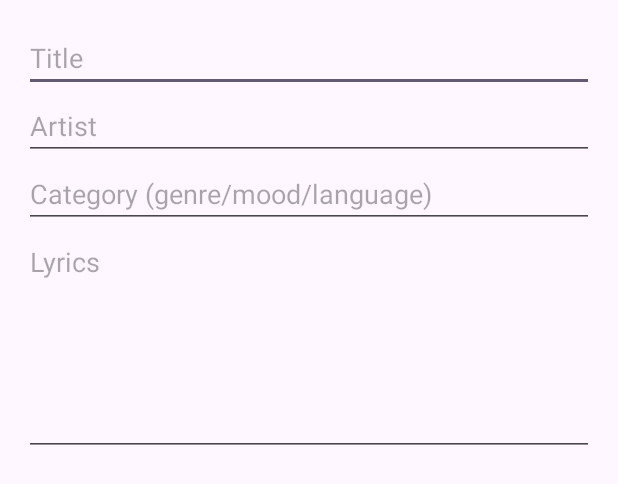
After one commit to RustyAlgorithm44/LyricsApp, an Android app: the layout dialog_add_song.xml on its own in the app's theme, with its tools: preview values and no code run, on a phone screen of 412 x 824 dp. The commit adds this screen. Shown: the top 484 px of the screen. Run offline under Robolectric (Android 15) with nearby library versions, the phone set to English and light mode, and no system bars.

```diff
--- /dev/null
+++ b/app/src/main/res/layout/dialog_add_song.xml
@@ -0,0 +1,39 @@
+<?xml version="1.0" encoding="utf-8"?>
+<ScrollView xmlns:android="http://schemas.android.com/apk/res/android"
+    android:layout_width="match_parent"
+    android:layout_height="wrap_content">
+
+    <LinearLayout
+        android:layout_width="match_parent"
+        android:layout_height="wrap_content"
+        android:orientation="vertical"
+        android:padding="16dp">
+
+        <EditText
+            android:id="@+id/inputTitle"
+            android:hint="Title"
+            android:layout_width="match_parent"
+            android:layout_height="wrap_content"/>
+
+        <EditText
+            android:id="@+id/inputArtist"
+            android:hint="Artist"
+            android:layout_width="match_parent"
+            android:layout_height="wrap_content"/>
+
+        <EditText
+            android:id="@+id/inputCategory"
+            android:hint="Category (genre/mood/language)"
+            android:layout_width="match_parent"
+            android:layout_height="wrap_content"/>
+
+        <EditText
+            android:id="@+id/inputLyrics"
+            android:hint="Lyrics"
+            android:minLines="6"
+            android:gravity="top"
+            android:layout_width="match_parent"
+            android:layout_height="wrap_content"/>
+
+    </LinearLayout>
+</ScrollView>
```
Also changed, not shown: app/src/main/java/com/guruguhan/lyricsapp/MainActivity.kt (+45 -42 lines), app/src/main/java/com/guruguhan/lyricsapp/ui/SongAdapter.kt (added, +40 -0 lines), app/src/main/java/com/guruguhan/lyricsapp/viewmodel/SongViewModel.kt (added, +27 -0 lines), app/src/main/res/layout/activity_main.xml (+14 -22 lines), app/src/main/res/layout/item_song.xml (added, +37 -0 lines).
